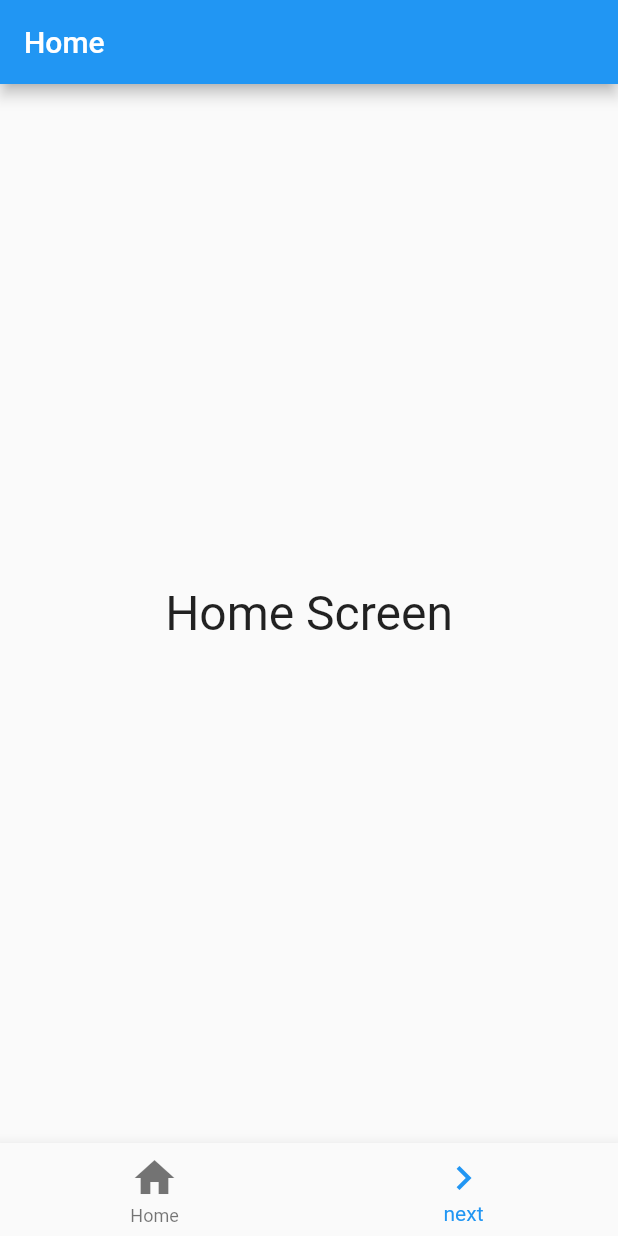
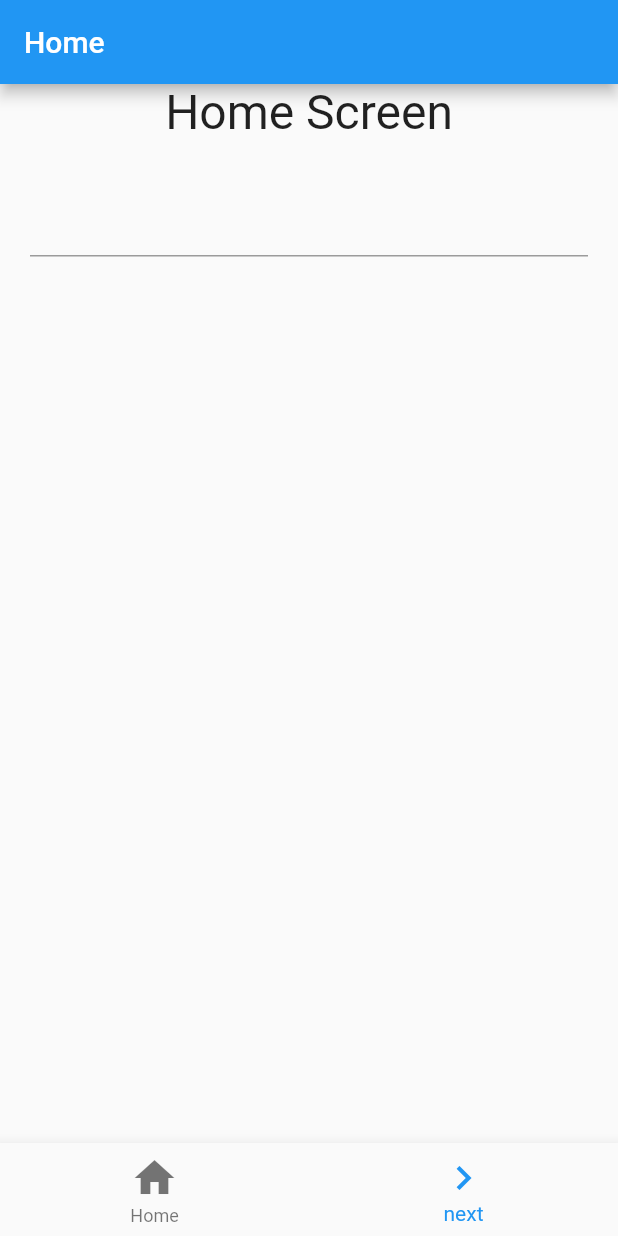
Before and after one commit to uni51/flutter_tsuyano_app_01, a Flutter app: the screen it shows after launch, on a phone screen of 412 x 824 dp. Run offline on Flutter 3.47's test engine with Material 2 defaults, Android fonts, the phone set to English and light mode, and no system bars.

Commit message:
4-2-7 表示間の値の受け渡し

```diff
--- a/lib/main.dart
+++ b/lib/main.dart
@@ -19,19 +19,37 @@
   }
 }
 
+class FirstScreen extends StatefulWidget {
+  FirstScreen({Key? key}): super(key: key); // コンストラクタ
+
+  @override
+  _FirstScreenState createState() => _FirstScreenState();
+}
+
 // １つ目のスクリーン
-class FirstScreen extends StatelessWidget {
+class _FirstScreenState extends State<FirstScreen> {
+  static final _controller = TextEditingController();
+  static var _input = '';
+
   @override
   Widget build(BuildContext context) {
     return Scaffold(
       appBar: AppBar(
         title: const Text('Home'),
       ),
-      body: Center(
-        child: Container(
-          child: const Text('Home Screen',
+      body: Column(
+        children: <Widget>[
+          const Text('Home Screen',
               style: const TextStyle(fontSize: 32.0)),
-        ),
+          Padding(
+            padding: const EdgeInsets.all(20.0),
+            child: TextField(
+              controller: _controller,
+              style: const TextStyle(fontSize: 28.0),
+              onChanged: changeField,
+            ),
+          ),
+        ],
       ),
       bottomNavigationBar: BottomNavigationBar(
         currentIndex: 1,
@@ -49,26 +67,34 @@
           if (value == 1) {
             Navigator.push(
               context,
-              MaterialPageRoute(builder: (context)=>SecondScreen()),
+              MaterialPageRoute(builder: (context) => SecondScreen(_input)),
             );
           }
         },
       ),
     );
   }
+
+  void changeField(String val) => _input = val;
 }
 
 // ２つ目のスクリーン
 class SecondScreen extends StatelessWidget {
+  final String _value;
+
+  SecondScreen(this._value);
+
   @override
   Widget build(BuildContext context) {
     return Scaffold(
       appBar: AppBar(
         title: const Text("Next"),
       ),
-      body: const Center(
-        child: Text('Next Screen',
-            style:TextStyle(fontSize: 32.0)),
+      body: Center(
+        child: Text(
+          'you typed: "$_value".',
+          style: const TextStyle(fontSize: 32.0),
+        ),
       ),
       bottomNavigationBar: BottomNavigationBar(
         currentIndex: 0,
```
